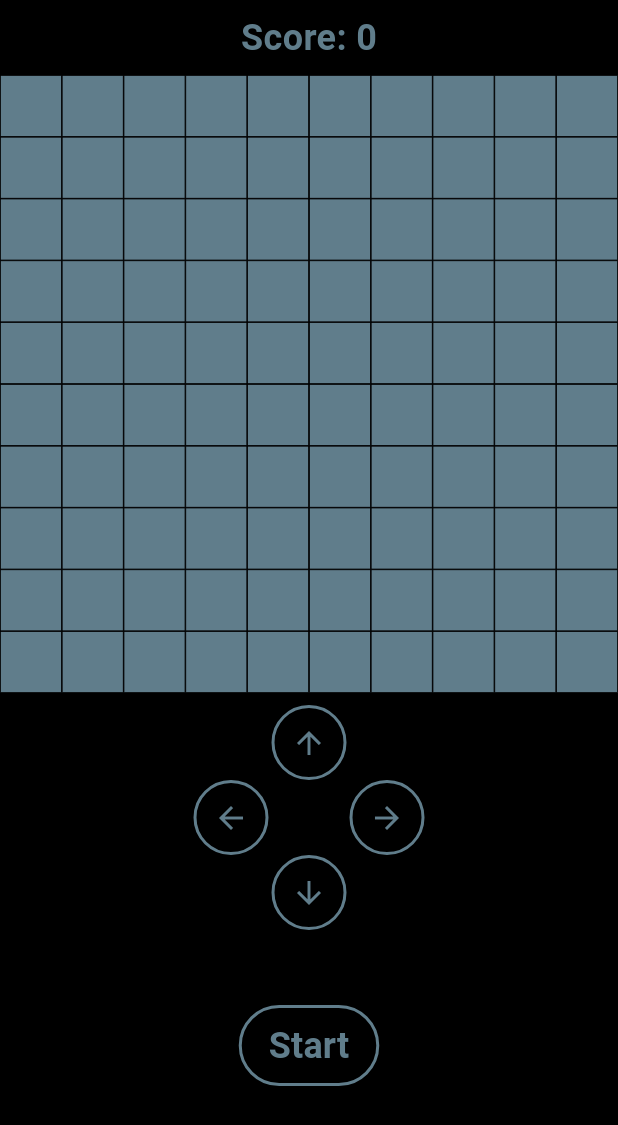
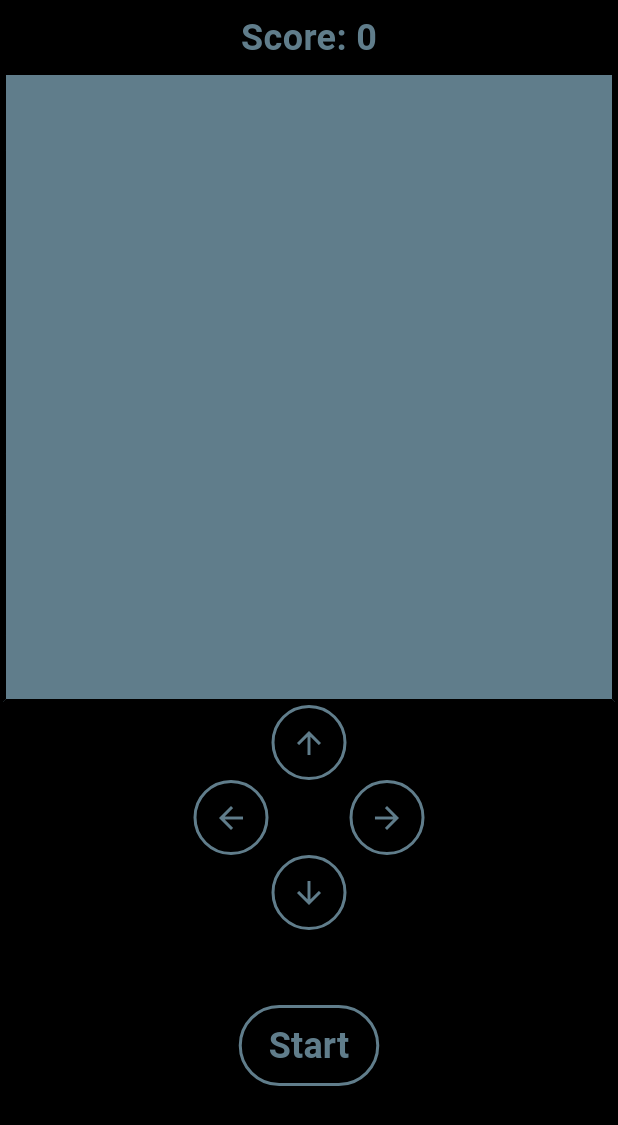
Before and after one commit to MaximeAlgosup/Fnake, a Flutter app: the screen it shows after launch, on a phone screen of 412 x 824 dp. Shown: the top 1125 px of the screen. Run offline on Flutter 3.47's test engine with Material 3 defaults, Android fonts, the phone set to English and light mode, and no system bars; our stand-ins replace flutter_riverpod.

```diff
--- a/fnake/lib/widgets/board_widget.dart
+++ b/fnake/lib/widgets/board_widget.dart
@@ -31,16 +31,27 @@ class _BoardWidgetState extends State<BoardWidget> {
 
   @override
   Widget build(BuildContext context) {
-    return GridView.builder(
+    return Container(
+      decoration: const BoxDecoration(
+        color: Colors.blueGrey,
+        border: Border(
+          left: BorderSide(color: Colors.black, width: 4),
+          right: BorderSide(color: Colors.black, width: 4),
+          bottom: BorderSide(color: Colors.black, width: 4),
+        ),
+      ),
+      child: GridView.builder(
         gridDelegate: SliverGridDelegateWithFixedCrossAxisCount(
           crossAxisCount: board.nbColumns,
         ),
         itemBuilder: (context, index) {
           return TileWidget(
-          tile: board.tileList[index % board.nbColumns][index ~/ board.nbColumns],
+            tile: board.tileList[index % board.nbColumns]
+                [index ~/ board.nbColumns],
           );
         },
         itemCount: board.nbRows * board.nbColumns,
+      ),
     );
   }
 }
--- a/fnake/lib/widgets/tile_widget.dart
+++ b/fnake/lib/widgets/tile_widget.dart
@@ -23,8 +23,10 @@ class TileWidget extends StatelessWidget {
   Widget build(BuildContext context) {
     return Container(
       decoration: BoxDecoration(
-        border: Border.all(color: Colors.black, width: 0.5),
         color: getTileColor(),
+        borderRadius: ((!tile.isSnakeHead && tile.isSnake) || tile.isFood)
+            ? BorderRadius.circular(20)
+            : BorderRadius.circular(10),
       ),
     );
   }
```
Lines whose indentation alone changed are shown as unchanged.
